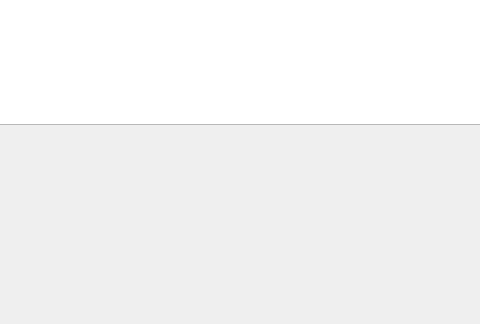
The window that BaseballTour/mainwindow.ui (awiswasi/WhoIsYourDatabase) describes before a commit, drawn with Qt 5; both pictures show x 585 to 1065 and y 475 to 799 of the 1455 by 799 pixel window.
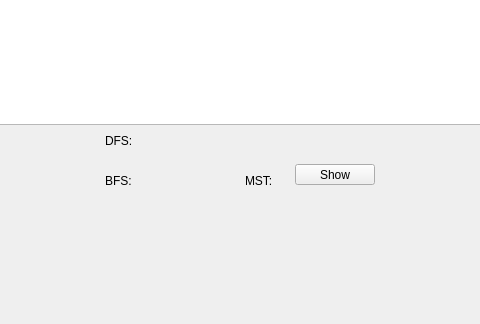
The same window after the commit. Icons and pictures are not drawn.

The edit to the form file:
```diff
--- a/BaseballTour/mainwindow.ui
+++ b/BaseballTour/mainwindow.ui
@@ -410,6 +410,58 @@
      <string>Show</string>
     </property>
    </widget>
+   <widget class="QLabel" name="label_6">
+    <property name="geometry">
+     <rect>
+      <x>690</x>
+      <y>590</y>
+      <width>47</width>
+      <height>13</height>
+     </rect>
+    </property>
+    <property name="text">
+     <string>DFS:</string>
+    </property>
+   </widget>
+   <widget class="QLabel" name="label_7">
+    <property name="geometry">
+     <rect>
+      <x>690</x>
+      <y>630</y>
+      <width>47</width>
+      <height>13</height>
+     </rect>
+    </property>
+    <property name="text">
+     <string>BFS:</string>
+    </property>
+   </widget>
+   <widget class="QLabel" name="label_8">
+    <property name="geometry">
+     <rect>
+      <x>830</x>
+      <y>630</y>
+      <width>47</width>
+      <height>13</height>
+     </rect>
+    </property>
+    <property name="text">
+     <string>MST:</string>
+    </property>
+   </widget>
+   <widget class="QPushButton" name="showMSTButton">
+    <property name="geometry">
+     <rect>
+      <x>880</x>
+      <y>620</y>
+      <width>80</width>
+      <height>21</height>
+     </rect>
+    </property>
+    <property name="text">
+     <string>Show</string>
+    </property>
+   </widget>
   </widget>
   <widget class="QMenuBar" name="menubar">
    <property name="geometry">
```
